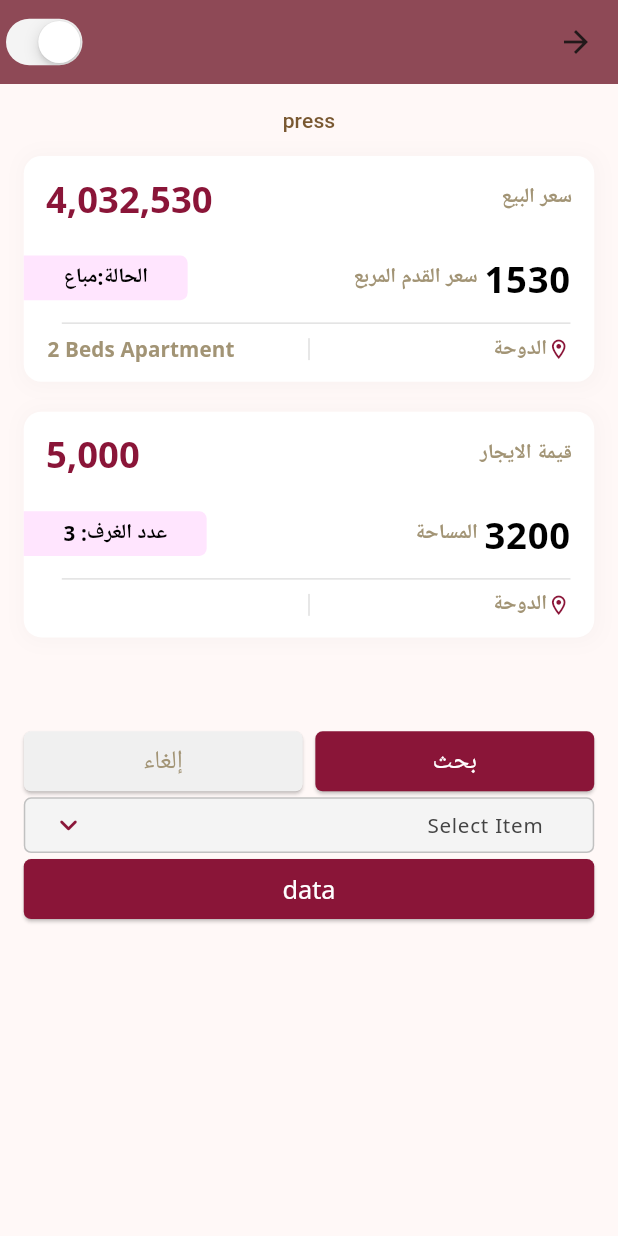
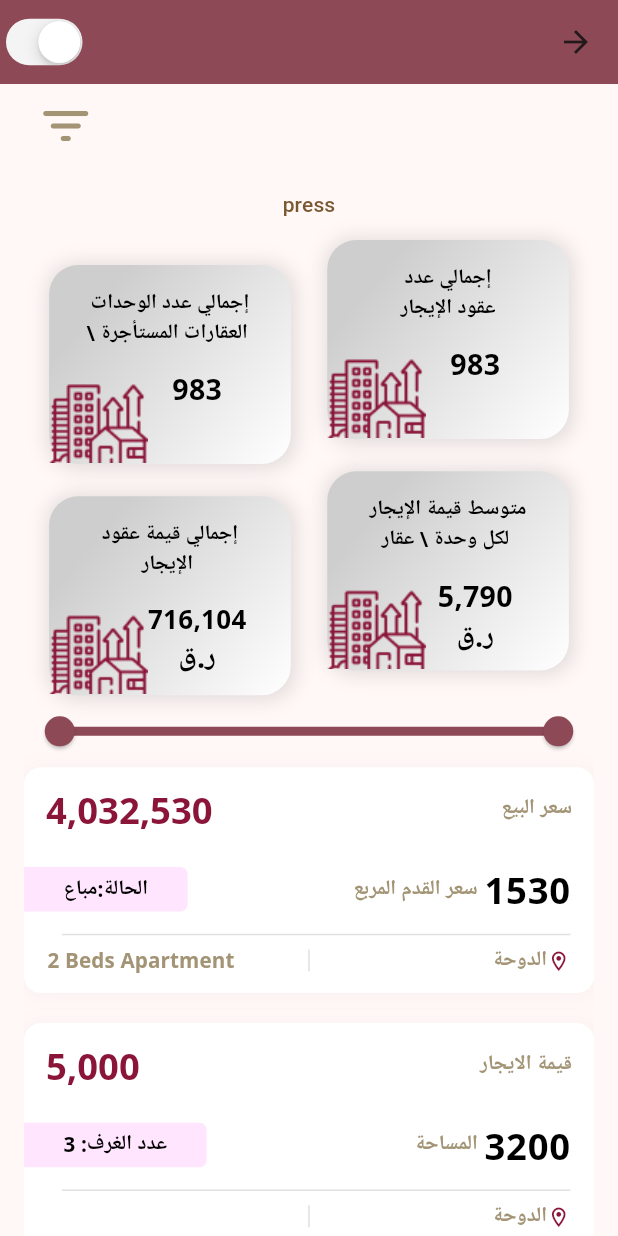
Before and after one commit to BeSaRa/qrep-mobility, a Flutter app: the HomeView screen opened directly, on a phone screen of 412 x 824 dp. Run offline on Flutter 3.47's test engine with Material 2 defaults, Android fonts, the light colour scheme and no system bars; drawn by our look-alikes of dropdown_button2; our stand-ins replace animated_theme_switcher, bloc, connectivity_plus, dio, easy_localization, flutter_screenutil and 8 more; missing offline and left inert: flutter_floating_bottom_bar; accounts and stored records are empty; generated files the repository leaves out were written again.

Commit message:
fixed dependOnInheritedWidgetOfExactType error in staggered_grid_view

```diff
--- a/lib/presentations/features/home/home_view.dart
+++ b/lib/presentations/features/home/home_view.dart
@@ -82,13 +82,122 @@ class _HomeViewState extends State<HomeView> {
         padding: EdgeInsets.symmetric(horizontal: AppSizeW.s15),
         child: Column(
           children: [
+            Align(
+              alignment: AlignmentDirectional.topEnd,
+              child: IconButton(
+                onPressed: () {
+                  bottomSheetWidget(
+                    context,
+                    child: const BosttomSheetFilterWidget(),
+                  );
+                },
+                icon: Icon(
+                  Icons.filter_list_rounded,
+                  size: 40,
+                  color: ColorManager.golden,
+                ),
+              ),
+            ),
+            Expanded(
+              child: ListView(
+                children: [
                   TextButton(
                       onPressed: () async {},
                       child: Text(
                         "press",
-                  style:
-                      TextStyle(color: Theme.of(context).colorScheme.tertiary),
+                        style: TextStyle(
+                            color: Theme.of(context).colorScheme.tertiary),
                       )),
+                  Padding(
+                    padding: EdgeInsets.symmetric(horizontal: AppSizeW.s16),
+                    child: StaggeredGridView(
+                      key: UniqueKey(),
+                      itemsCount: 4,
+                      rightSectionTopPadding: AppSizeH.s17,
+                      mainAxisSpacing: AppSizeH.s22,
+                      crossAxisSpacing: AppSizeW.s23,
+                      gridItemChildBuilder: (context, index) {
+                        return Container(
+                          decoration: BoxDecoration(
+                            borderRadius:
+                                BorderRadius.all(Radius.circular(AppSizeR.s20)),
+                            boxShadow: [
+                              BoxShadow(
+                                  offset: const Offset(1, 1),
+                                  spreadRadius: AppSizeR.s2,
+                                  blurRadius: AppSizeR.s11,
+                                  color: ColorManager.black.withAlpha(30)),
+                            ],
+                            gradient: LinearGradient(
+                              colors: [
+                                ColorManager.platinum,
+                                ColorManager.white,
+                              ],
+                              begin: Alignment.topLeft,
+                              end: Alignment.bottomRight,
+                              stops: const [0.2, 1.0],
+                            ),
+                          ),
+                          child: Column(children: [
+                            SizedBox(height: AppSizeH.s16),
+                            Row(
+                              children: [
+                                Expanded(
+                                  child: Text(gridItemsData[index].title,
+                                      textAlign: TextAlign.center,
+                                      style: TextStyle(
+                                          fontSize: AppSizeSp.s13,
+                                          fontWeight: FontWeight.w700)),
+                                ),
+                              ],
+                            ),
+                            SizedBox(
+                              height: AppSizeH.s14,
+                            ),
+                            Row(
+                              mainAxisAlignment: MainAxisAlignment.spaceBetween,
+                              crossAxisAlignment: CrossAxisAlignment.start,
+                              children: [
+                                SizedBox(width: AppSizeW.s28),
+                                Flexible(
+                                  child: Wrap(
+                                    alignment: WrapAlignment.center,
+                                    children: [
+                                      FittedBox(
+                                        child: Text(
+                                          gridItemsData[index].value,
+                                          style: TextStyle(
+                                              fontSize: AppSizeSp.s18,
+                                              fontWeight: FontWeight.w700),
+                                        ),
+                                      ),
+                                      Text(
+                                        gridItemsData[index].valueUnit,
+                                        style: TextStyle(
+                                            fontSize: AppSizeSp.s18,
+                                            fontWeight: FontWeight.w700),
+                                      ),
+                                    ],
+                                  ),
+                                ),
+                                Flexible(
+                                  child: Image.asset(
+                                    matchTextDirection:
+                                        Directionality.of(context) ==
+                                            TextDirection.ltr,
+                                    ImageAssets.soldOrRentedUnits,
+                                    height: AppSizeH.s65,
+                                    width: AppSizeW.s65,
+                                  ),
+                                ),
+                              ],
+                            )
+                          ]),
+                        );
+                      },
+                    ),
+                  ),
+                  const RangeSliderWidget(),
                   const MainDataContainer(
                     title: 'سعر البيع',
                     totalPrice: '4,032,530',
@@ -151,6 +260,9 @@ class _HomeViewState extends State<HomeView> {
                 ],
               ),
             ),
+          ],
+        ),
+      ),
     );
   }
 }
--- a/lib/presentations/widgets/staggered_grid_view.dart
+++ b/lib/presentations/widgets/staggered_grid_view.dart
@@ -26,9 +26,18 @@ class _StaggeredGridViewState extends State<StaggeredGridView> {
   List<Widget> rightSectionItems = [];
   List<Widget> leftSectionItems = [];
 
+  // @override
+  // void initState() {
+  //   super.initState();
+  //   distributeItems();
+  // }
+
   @override
-  void initState() {
-    super.initState();
+  void didChangeDependencies() {
+    super.didChangeDependencies();
+    // we are calling this method here to avoid this exception when using Directionality.of(context):
+    // "dependOnInheritedWidgetOfExactType<Directionality>() or dependOnInheritedElement()
+    // was called before _StaggeredGridViewState.initState() completed."
     distributeItems();
   }
 
```
Lines whose indentation alone changed are shown as unchanged.
